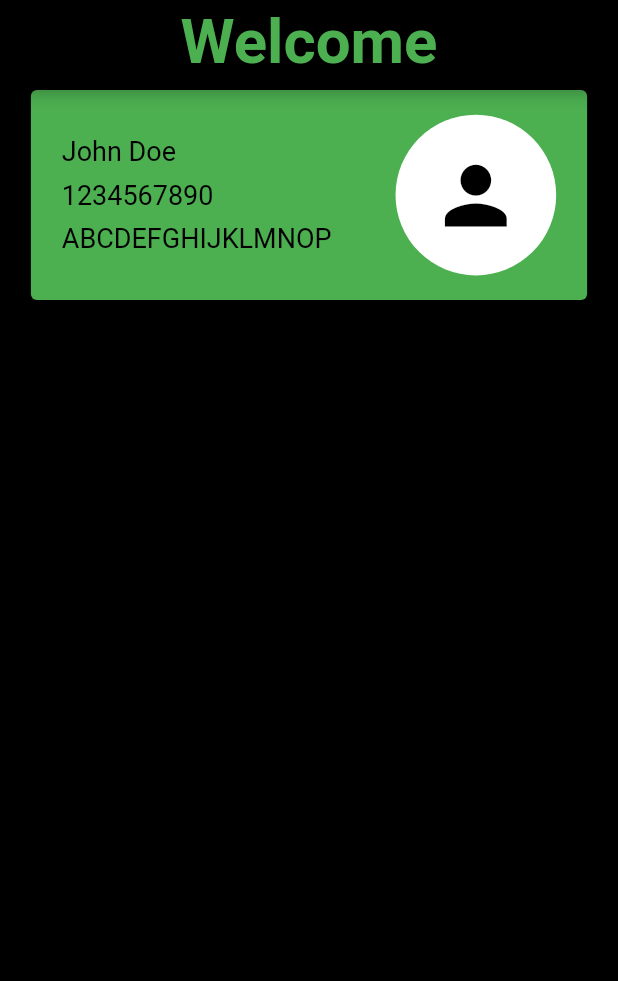
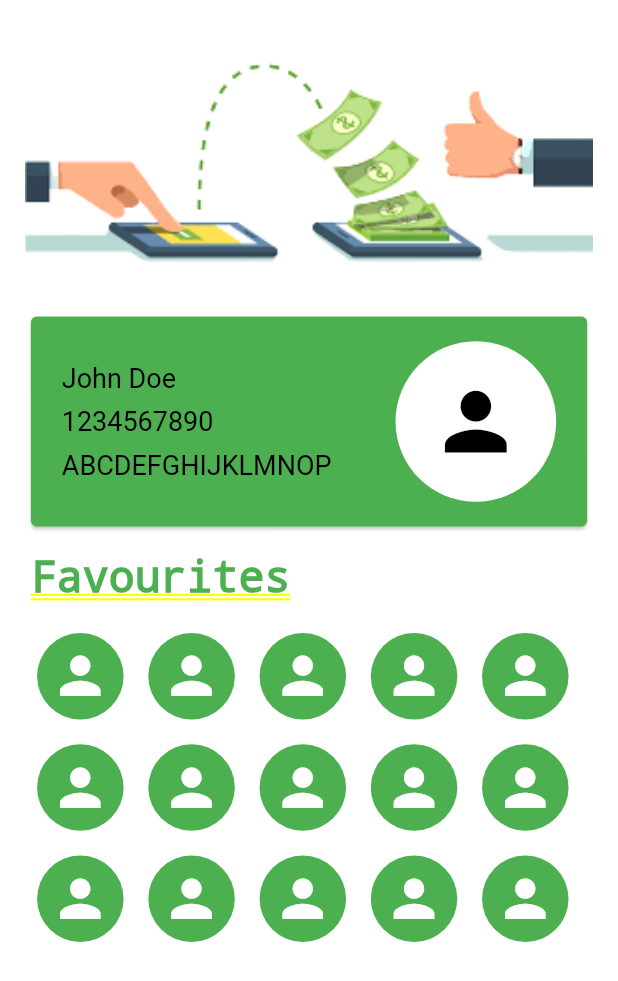
Before and after one commit to Laxmi-Sreenivas/flowpay, a Flutter app: the screen it shows after launch, after a tap on an icon or button, on a phone screen of 412 x 824 dp. Shown: the top 981 px of the screen. Run offline on Flutter 3.47's test engine with Material 2 defaults, Android fonts, the phone set to English and light mode, and no system bars.

Commit message:
welcome page added

```diff
--- a/lib/Template/templatepage.dart
+++ b/lib/Template/templatepage.dart
@@ -1,6 +1,7 @@
 import 'package:flowpay/Template/navbar.dart';
 import 'package:flowpay/Template/topbar.dart';
 import 'package:flowpay/Transactions/transactionpage.dart';
+import 'package:flowpay/welcome/welcome.dart';
 import 'package:flutter/material.dart';
 
 class PageTemplate extends StatefulWidget {
@@ -13,7 +14,7 @@ class PageTemplate extends StatefulWidget {
 class _PageTemplateState extends State<PageTemplate> {
   int pageIndex = 0;
   List pages = [ //To Be Replaced By Actual Pages
-    Container(color: Colors.white),
+    Welcome(),
     Container(color: Colors.yellow),
     TransacationPage(),
     Container(color: Colors.red)
--- /dev/null
+++ b/lib/welcome/favourite.dart
@@ -0,0 +1,24 @@
+import 'package:flutter/material.dart';
+
+class Favourite extends StatelessWidget {
+  final double size;
+  final IconData icon;
+
+  const Favourite({Key? key, required this.size, required this.icon}) : super(key: key);
+
+  @override
+  Widget build(BuildContext context) {
+    return Container(
+      width: size,
+      height: size,
+      child: CircleAvatar(
+        backgroundColor: Colors.green,
+        child: Icon(
+          icon,
+          size: size * 0.7,
+          color: Colors.white,
+        ),
+      ),
+    );
+  }
+}
--- a/lib/welcome/welcome.dart
+++ b/lib/welcome/welcome.dart
@@ -1,3 +1,4 @@
+import 'package:flowpay/welcome/favourite.dart';
 import 'package:flutter/material.dart';
 import 'package:flowpay/welcome/profilecard.dart';
 
@@ -7,21 +8,26 @@ class Welcome extends StatelessWidget {
     final MediaQueryData mediaQuery = MediaQuery.of(context);
     double w = mediaQuery.size.width;
     double h = mediaQuery.size.height;
-    return Scaffold(
-      appBar: AppBar(
-        centerTitle: true,
-        title: Text(
-          'Welcome',
-          style: TextStyle(
-            color: Colors.green,
-            fontWeight: FontWeight.bold,
-            fontSize: w*0.1,
+    return Column(
+        mainAxisAlignment: MainAxisAlignment.start,
+        crossAxisAlignment: CrossAxisAlignment.start,
+        children:[
+          Row(
+            mainAxisAlignment: MainAxisAlignment.center,
+            children: [
+              SizedBox(width: w * 0.04),
+              Expanded(
+                child: Container(
+                  child: Image.asset(
+                    'lib/Assets/welcome.png',
+                    fit: BoxFit.fill,
                   ),
                 ),
-        backgroundColor: Colors.black,
               ),
-      backgroundColor: Colors.black,
-      body: Row(
+              SizedBox(width: w * 0.04),
+            ],
+          ),
+          Row(
             mainAxisAlignment: MainAxisAlignment.center,
             children: [
               SizedBox(width:w*0.03),
@@ -29,6 +35,34 @@ class Welcome extends StatelessWidget {
               SizedBox(width:w*0.03),
             ],
           ),
+          Padding(
+            padding: EdgeInsets.fromLTRB(w*0.05,w*0.03,w*0.05,w*0.03),
+            child: Text(
+              'Favourites',
+              style: TextStyle(
+                color: Colors.green,
+                fontSize: w*0.07,
+              ),
+            ),
+          ),
+          Padding(padding: EdgeInsets.fromLTRB(w*0.04,0,w*0.04,w*0.04),
+          child:Row(
+            mainAxisAlignment: MainAxisAlignment.start,
+            children: List.generate(5, (rowIndex) {
+              return Column(
+                children: List.generate(3, (colIndex) {
+                  //final index = rowIndex * 3 + colIndex;
+                  return Padding(
+                    padding: EdgeInsets.all(w * 0.02),
+                    child: Favourite(size: w*0.14,icon: Icons.person,),
                   );
+                }),
+              );
+            }),
+          ),
+          ),
+        ],
+      );
+
   }
 }
--- a/pubspec.yaml
+++ b/pubspec.yaml
@@ -61,6 +61,7 @@ flutter:
   # To add assets to your application, add an assets section, like this:
   assets:
     - "lib/Assets/flow_logo.png"
+    - "lib/Assets/welcome.png"
   #   - images/a_dot_ham.jpeg
 
   # An image asset can refer to one or more resolution-specific "variants", see
```
Also changed, not shown: lib/Assets/welcome.png (added). Lines whose indentation alone changed are shown as unchanged.
